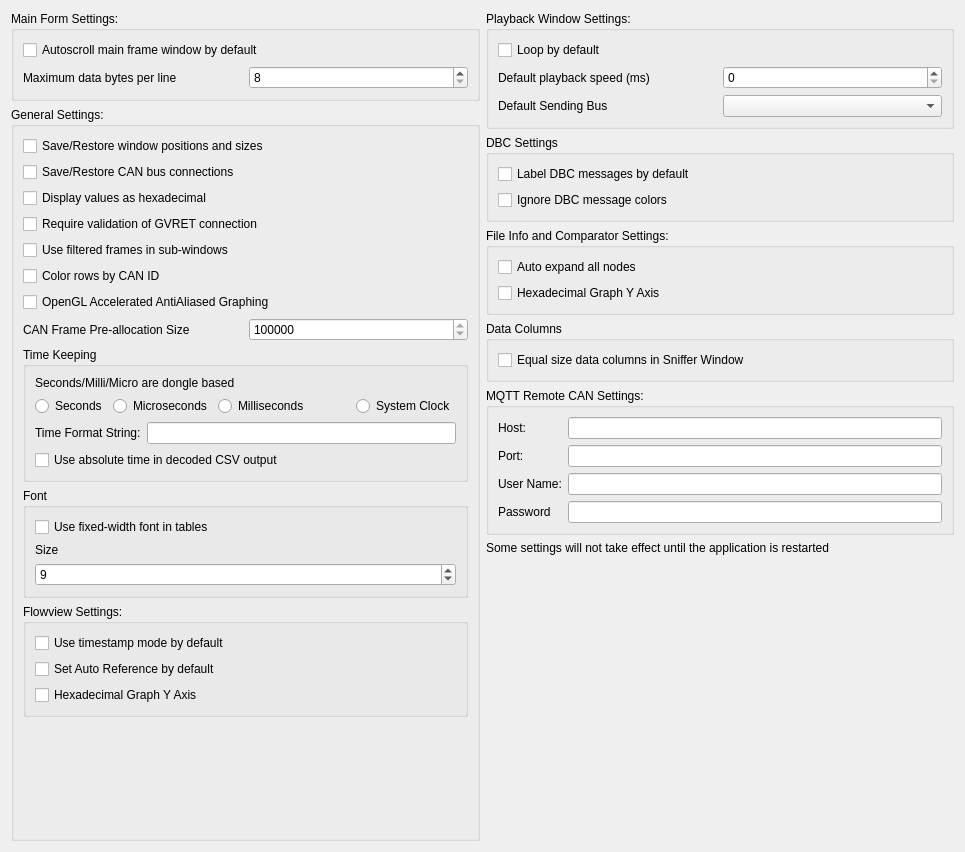
Old version of the form ui/mainsettingsdialog.ui in the repository collin80/SavvyCAN.
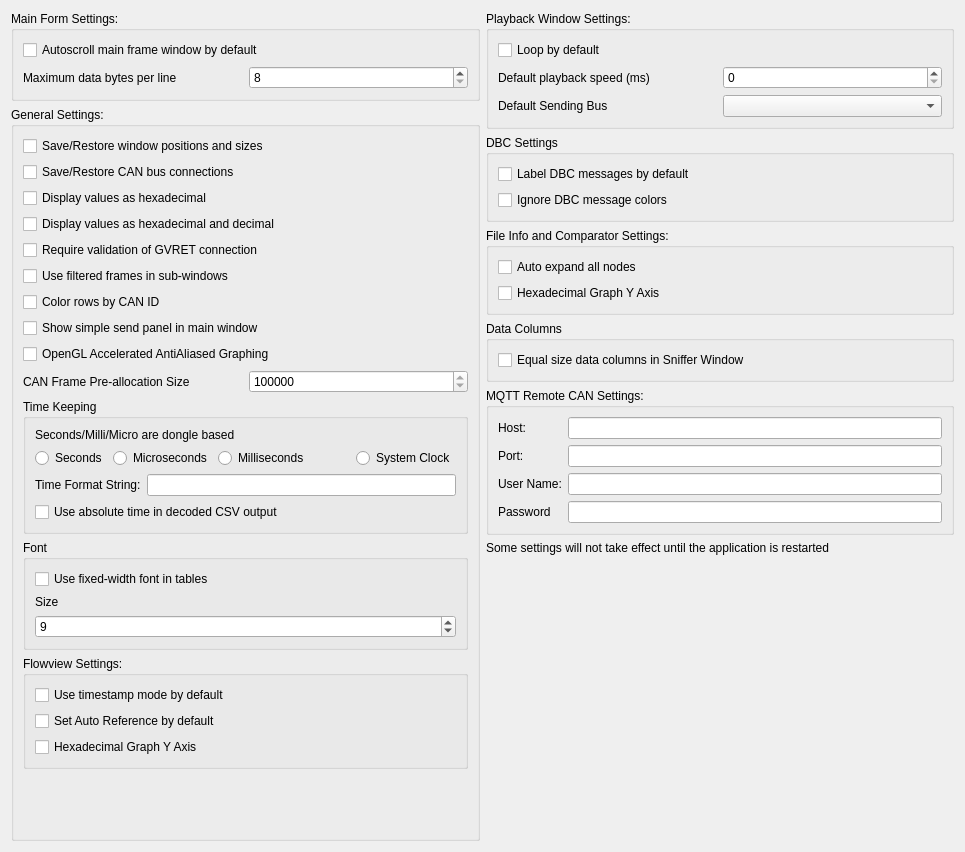
New version of the form.

Commit message:
Add resizable main splitters and toggle for simple send panel
- Replace fixed main layout with nested splitters in the main window UI\n- Persist and restore splitter sizes via QSettings\n- Add a settings checkbox to show or hide the simple send panel\n- Wire runtime updates so the panel visibility changes without restart

```diff
--- a/ui/mainsettingsdialog.ui
+++ b/ui/mainsettingsdialog.ui
@@ -83,6 +83,13 @@
           </property>
          </widget>
         </item>
+        <item>
+         <widget class="QCheckBox" name="cbDisplayHexAndDec">
+          <property name="text">
+           <string>Display values as hexadecimal and decimal</string>
+          </property>
+         </widget>
+        </item>
         <item>
          <widget class="QCheckBox" name="cbValidate">
           <property name="text">
@@ -104,6 +111,13 @@
           </property>
          </widget>
         </item>
+        <item>
+         <widget class="QCheckBox" name="cbShowSendPanel">
+          <property name="text">
+           <string>Show simple send panel in main window</string>
+          </property>
+         </widget>
+        </item>
         <item>
          <widget class="QCheckBox" name="cbUseOpenGL">
           <property name="text">
```
The commit also changes 3 other files.
